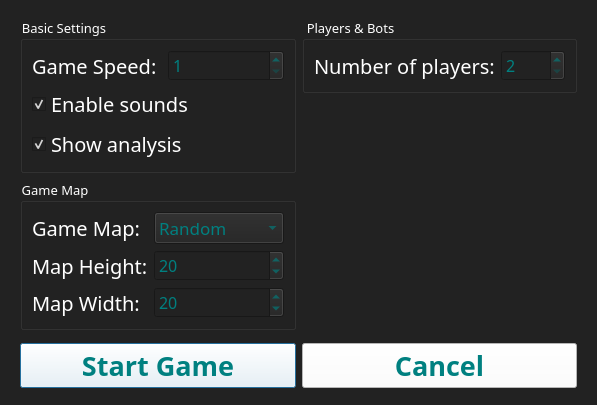
Old version of the form src/localGameDialog/localGameDialog.ui in the repository SZXC-WG/LocalGen-new.
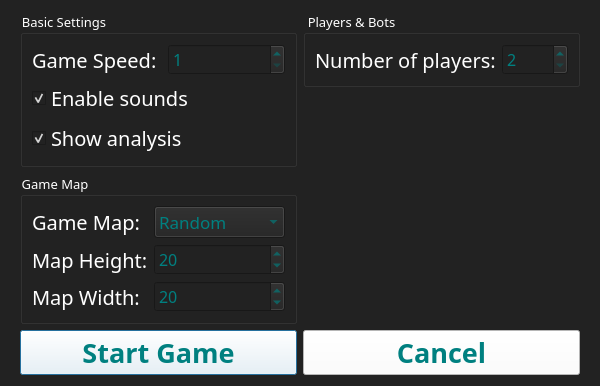
New version of the form.

Patch:
```diff
--- a/src/localGameDialog/localGameDialog.ui
+++ b/src/localGameDialog/localGameDialog.ui
@@ -6,8 +6,8 @@
    <rect>
     <x>0</x>
     <y>0</y>
-    <width>597</width>
-    <height>405</height>
+    <width>600</width>
+    <height>371</height>
    </rect>
   </property>
   <property name="font">
@@ -273,6 +273,19 @@
          </layout>
         </widget>
        </item>
+       <item>
+        <spacer name="leftSpacer">
+         <property name="orientation">
+          <enum>Qt::Orientation::Vertical</enum>
+         </property>
+         <property name="sizeHint" stdset="0">
+          <size>
+           <width>20</width>
+           <height>40</height>
+          </size>
+         </property>
+        </spacer>
+       </item>
       </layout>
      </item>
      <item>
```
Left out of the diff: 20 changed lines with no effect on the pictures.
